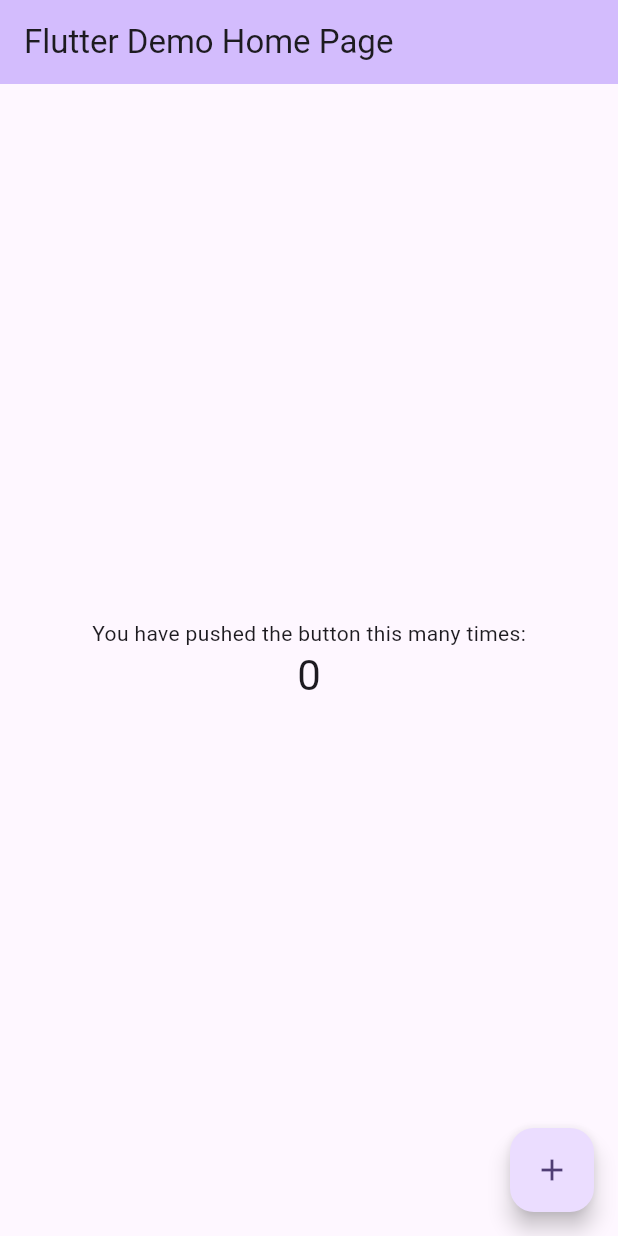
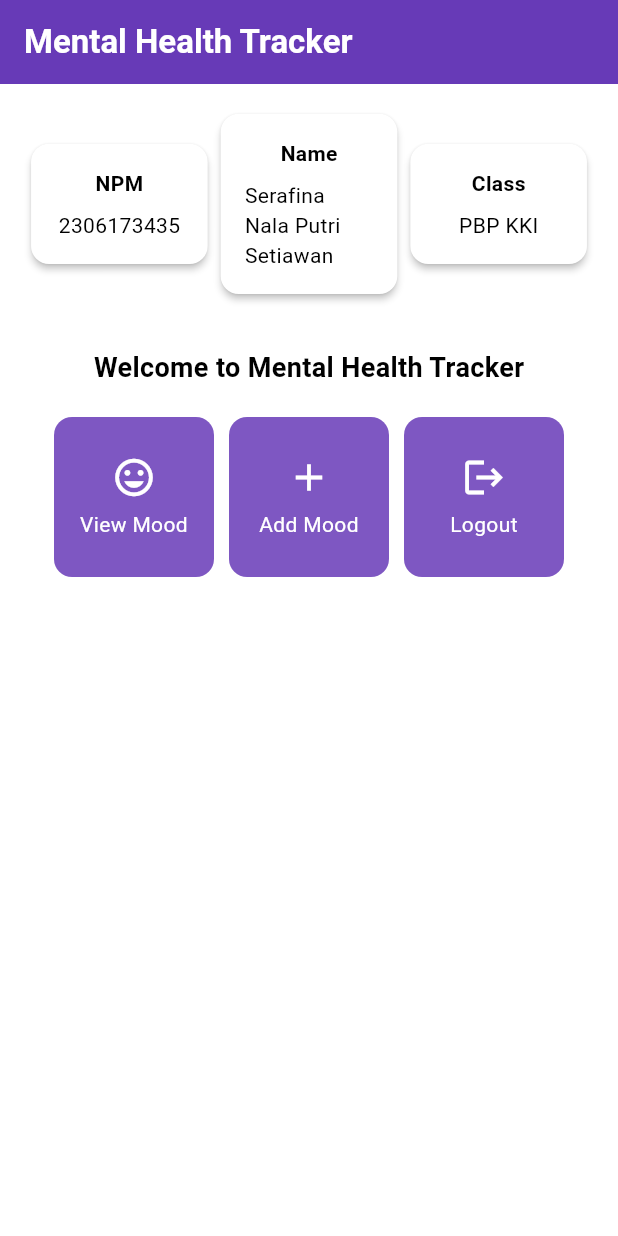
Before and after one commit to terserahdehh/mental-health-tracker-mobile, a Flutter app: the screen it shows after launch, on a phone screen of 412 x 824 dp. Run offline on Flutter 3.47's test engine with Material 3 defaults, Android fonts, the phone set to English and light mode, and no system bars.

Commit message:
second  commit

```diff
--- a/lib/main.dart
+++ b/lib/main.dart
@@ -1,4 +1,5 @@
 import 'package:flutter/material.dart';
+import 'package:mental_health_tracker/menu.dart';
 
 void main() {
   runApp(const MyApp());
@@ -28,98 +29,11 @@ class MyApp extends StatelessWidget {
         //
         // This works for code too, not just values: Most code changes can be
         // tested with just a hot reload.
-        colorScheme: ColorScheme.fromSeed(seedColor: Colors.deepPurple),
-        useMaterial3: true,
+        colorScheme: ColorScheme.fromSwatch(
+             primarySwatch: Colors.deepPurple,
+        ).copyWith(secondary: Colors.deepPurple[400]),
       ),
-      home: const MyHomePage(title: 'Flutter Demo Home Page'),
+      home: MyHomePage(),
     );
   }
 }
-
-class MyHomePage extends StatefulWidget {
-  const MyHomePage({super.key, required this.title});
-
-  // This widget is the home page of your application. It is stateful, meaning
-  // that it has a State object (defined below) that contains fields that affect
-  // how it looks.
-
-  // This class is the configuration for the state. It holds the values (in this
-  // case the title) provided by the parent (in this case the App widget) and
-  // used by the build method of the State. Fields in a Widget subclass are
-  // always marked "final".
-
-  final String title;
-
-  @override
-  State<MyHomePage> createState() => _MyHomePageState();
-}
-
-class _MyHomePageState extends State<MyHomePage> {
-  int _counter = 0;
-
-  void _incrementCounter() {
-    setState(() {
-      // This call to setState tells the Flutter framework that something has
-      // changed in this State, which causes it to rerun the build method below
-      // so that the display can reflect the updated values. If we changed
-      // _counter without calling setState(), then the build method would not be
-      // called again, and so nothing would appear to happen.
-      _counter++;
-    });
-  }
-
-  @override
-  Widget build(BuildContext context) {
-    // This method is rerun every time setState is called, for instance as done
-    // by the _incrementCounter method above.
-    //
-    // The Flutter framework has been optimized to make rerunning build methods
-    // fast, so that you can just rebuild anything that needs updating rather
-    // than having to individually change instances of widgets.
-    return Scaffold(
-      appBar: AppBar(
-        // TRY THIS: Try changing the color here to a specific color (to
-        // Colors.amber, perhaps?) and trigger a hot reload to see the AppBar
-        // change color while the other colors stay the same.
-        backgroundColor: Theme.of(context).colorScheme.inversePrimary,
-        // Here we take the value from the MyHomePage object that was created by
-        // the App.build method, and use it to set our appbar title.
-        title: Text(widget.title),
-      ),
-      body: Center(
-        // Center is a layout widget. It takes a single child and positions it
-        // in the middle of the parent.
-        child: Column(
-          // Column is also a layout widget. It takes a list of children and
-          // arranges them vertically. By default, it sizes itself to fit its
-          // children horizontally, and tries to be as tall as its parent.
-          //
-          // Column has various properties to control how it sizes itself and
-          // how it positions its children. Here we use mainAxisAlignment to
-          // center the children vertically; the main axis here is the vertical
-          // axis because Columns are vertical (the cross axis would be
-          // horizontal).
-          //
-          // TRY THIS: Invoke "debug painting" (choose the "Toggle Debug Paint"
-          // action in the IDE, or press "p" in the console), to see the
-          // wireframe for each widget.
-          mainAxisAlignment: MainAxisAlignment.center,
-          children: <Widget>[
-            const Text(
-              'You have pushed the button this many times:',
-            ),
-            Text(
-              '$_counter',
-              style: Theme.of(context).textTheme.headlineMedium,
-            ),
-          ],
-        ),
-      ),
-      floatingActionButton: FloatingActionButton(
-        onPressed: _incrementCounter,
-        tooltip: 'Increment',
-        child: const Icon(Icons.add),
-      ), // This trailing comma makes auto-formatting nicer for build methods.
-    );
-  }
-}
--- /dev/null
+++ b/lib/menu.dart
@@ -0,0 +1,188 @@
+import 'package:flutter/material.dart';
+
+class MyHomePage extends StatelessWidget {
+
+    final String npm = '2306173435'; // NPM
+    final String name = 'Serafina Nala Putri Setiawan'; // Name
+    final String className = 'PBP KKI'; // Class
+    final List<ItemHomepage> items = [
+         ItemHomepage("View Mood", Icons.mood),
+         ItemHomepage("Add Mood", Icons.add),
+         ItemHomepage("Logout", Icons.logout),
+     ];
+
+    MyHomePage({super.key});
+
+    @override
+    Widget build(BuildContext context) {
+      // Scaffold provides the basic structure of the page with the AppBar and body.
+      return Scaffold(
+        // AppBar is the top part of the page that displays the title.
+        appBar: AppBar(
+          // The title of the application "Mental Health Tracker" with white text and bold font.
+          title: const Text(
+            'Mental Health Tracker',
+            style: TextStyle(
+              color: Colors.white,
+              fontWeight: FontWeight.bold,
+            ),
+          ),
+          // The background color of the AppBar is obtained from the application theme color scheme.
+          backgroundColor: Theme.of(context).colorScheme.primary,
+        ),
+        // Body of the page with paddings around it.
+        body: Padding(
+          padding: const EdgeInsets.all(16.0),
+          // Place the widget vertically in a column.
+          child: Column(
+            crossAxisAlignment: CrossAxisAlignment.center,
+            children: [
+              // Row to display 3 InfoCard horizontally.
+              Row(
+                mainAxisAlignment: MainAxisAlignment.spaceEvenly,
+                children: [
+                  InfoCard(title: 'NPM', content: npm),
+                  InfoCard(title: 'Name', content: name),
+                  InfoCard(title: 'Class', content: className),
+                ],
+              ),
+
+              // Give a vertical space of 16 units.
+              const SizedBox(height: 16.0),
+
+              // Place the following widget in the center of the page.
+              Center(
+                child: Column(
+                  // Place the text and grid item vertically.
+
+                  children: [
+                    // Display the welcome message with bold font and size 18.
+                    const Padding(
+                      padding: EdgeInsets.only(top: 16.0),
+                      child: Text(
+                        'Welcome to Mental Health Tracker',
+                        style: TextStyle(
+                          fontWeight: FontWeight.bold,
+                          fontSize: 18.0,
+                        ),
+                      ),
+                    ),
+
+                    // Grid to display ItemCard in a 3 column grid.
+                    GridView.count(
+                      primary: true,
+                      padding: const EdgeInsets.all(20),
+                      crossAxisSpacing: 10,
+                      mainAxisSpacing: 10,
+                      crossAxisCount: 3,
+                      // To ensure that the grid fits its height.
+                      shrinkWrap: true,
+
+                      // Display ItemCard for each item in the items list.
+                      children: items.map((ItemHomepage item) {
+                        return ItemCard(item);
+                      }).toList(),
+                    ),
+                  ],
+                ),
+              ),
+            ],
+          ),
+        ),
+      );
+    }
+  }
+
+  class InfoCard extends StatelessWidget {
+    // Card information that displays the title and content.
+
+    final String title;  // Card title.
+    final String content;  // Card content.
+
+    const InfoCard({super.key, required this.title, required this.content});
+
+    @override
+    Widget build(BuildContext context) {
+      return Card(
+        // Create a card box with a shadow.
+        elevation: 2.0,
+        child: Container(
+          // Set the size and spacing within the card.
+          width: MediaQuery.of(context).size.width / 3.5, // Adjust with the width of the device used.
+          padding: const EdgeInsets.all(16.0),
+          // Place the title and content vertically.
+          child: Column(
+            children: [
+              Text(
+                title,
+                style: const TextStyle(fontWeight: FontWeight.bold),
+              ),
+              const SizedBox(height: 8.0),
+              Text(content),
+            ],
+          ),
+        ),
+      );
+    }
+  }
+
+class ItemHomepage {
+     final String name;
+     final IconData icon;
+
+     ItemHomepage(this.name, this.icon);
+ }
+
+class ItemCard extends StatelessWidget {
+  // Display the card with an icon and name.
+
+  final ItemHomepage item;
+
+  const ItemCard(this.item, {super.key});
+
+  @override
+  Widget build(BuildContext context) {
+    return Material(
+      // Specify the background color of the application theme.
+      color: Theme.of(context).colorScheme.secondary,
+      // Round the card border.
+      borderRadius: BorderRadius.circular(12),
+
+      child: InkWell(
+        // Action when the card is pressed.
+        onTap: () {
+          // Display the SnackBar message when the card is pressed.
+          ScaffoldMessenger.of(context)
+            ..hideCurrentSnackBar()
+            ..showSnackBar(
+              SnackBar(content: Text("You have pressed the ${item.name} button!"))
+            );
+        },
+        // Container to store the Icon and Text
+        child: Container(
+          padding: const EdgeInsets.all(8),
+          child: Center(
+            child: Column(
+              // Place the Icon and Text in the center of the card.
+              mainAxisAlignment: MainAxisAlignment.center,
+              children: [
+                Icon(
+                  item.icon,
+                  color: Colors.white,
+                  size: 30.0,
+                ),
+                const Padding(padding: EdgeInsets.all(3)),
+                Text(
+                  item.name,
+                  textAlign: TextAlign.center,
+                  style: const TextStyle(color: Colors.white),
+                ),
+              ],
+            ),
+          ),
+        ),
+      ),
+    );
+  }
+
+}
```
